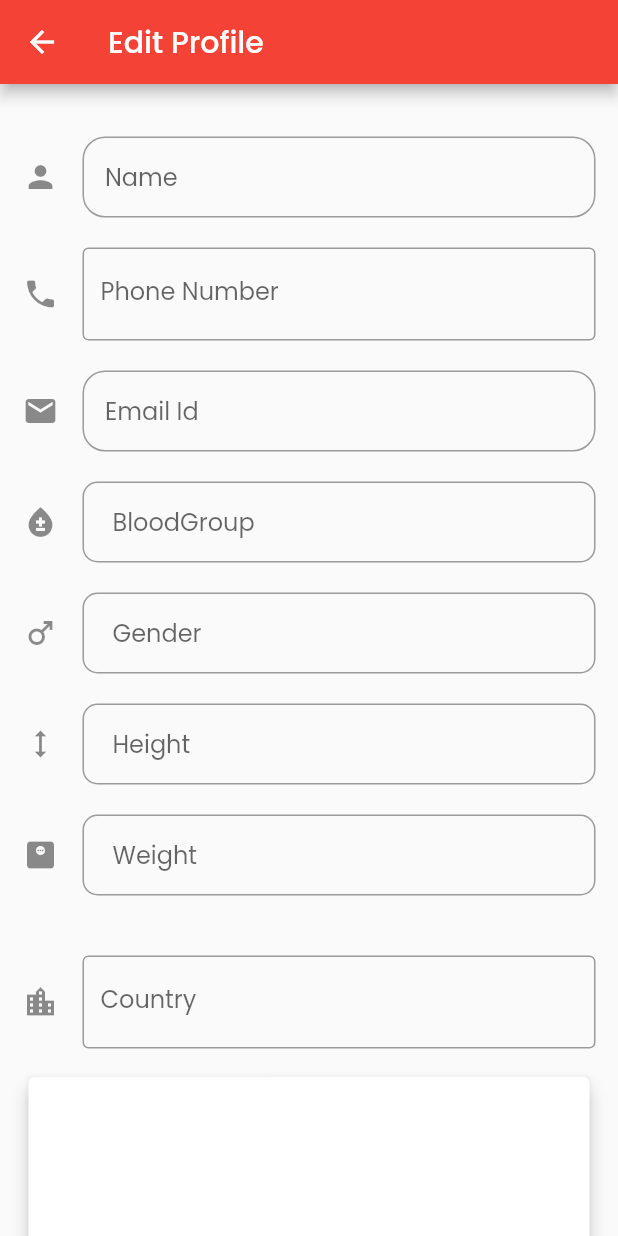
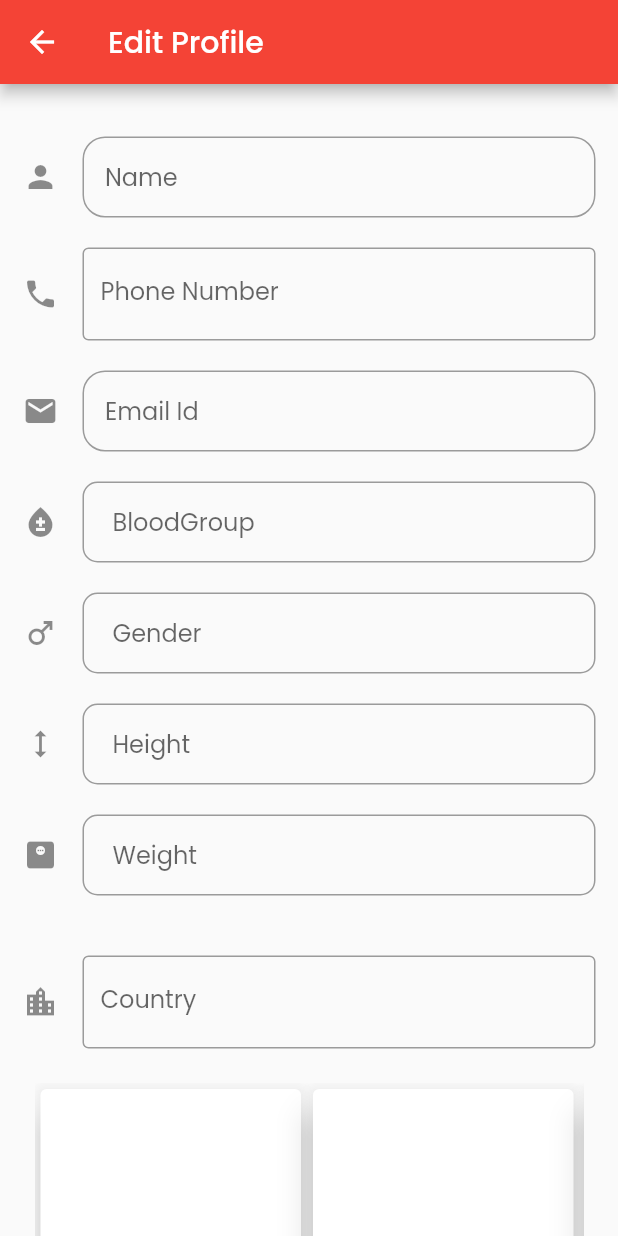
Before and after one commit to tnsmobilesolutions/tnshealth, a Flutter app: the EditProfile screen opened directly, on a phone screen of 412 x 824 dp. Run offline on Flutter 3.47's test engine with Material 2 defaults, Android fonts, the phone set to English and light mode, and no system bars; our stand-ins replace animated_splash_screen, cloud_firestore, firebase_auth, firebase_core, firebase_storage, google_fonts and 1 more; missing offline and left inert: healthshared; accounts and stored records are empty.

Commit message:
listview builder in profile page

```diff
--- a/lib/API/userAPI.dart
+++ b/lib/API/userAPI.dart
@@ -227,7 +227,7 @@ class userAPI {
     return null;
   }
 
-  // update adress
+// update userData
   Future<AppUser?> updateUserData(AppUser _appUser) async {
     var collection = FirebaseFirestore.instance.collection('users');
     String? docId = await getUserID();
--- a/lib/screen/Profile/editprofile.dart
+++ b/lib/screen/Profile/editprofile.dart
@@ -258,44 +258,56 @@ class _EditProfileState extends State<EditProfile> {
                   ),
                 ),
                 const SizedBox(height: 15),
-                Card(
-                  elevation: 5,
+                SizedBox(
+                  height: 260,
+                  width: 500,
+                  child: Padding(
+                    padding: const EdgeInsets.all(8.0),
+                    child: ListView.builder(
+                      scrollDirection: Axis.horizontal,
+                      itemCount: address?.length,
+                      itemBuilder: (context, index) {
+                        return GestureDetector(
+                          child: Card(
+                            elevation: 10,
                             child: Padding(
                               padding: const EdgeInsets.all(10),
                               child: Column(
                                 children: [
                                   Column(
-                          crossAxisAlignment: CrossAxisAlignment.start,
+                                    crossAxisAlignment:
+                                        CrossAxisAlignment.start,
                                     children: [
                                       Text(address != null
-                                ? 'Name : ${address![0]?.patientName}'
+                                          ? 'Name : ${address![index]?.patientName}'
                                           : ''),
                                       Text(address != null
-                                ? 'phone Number : ${address![0]?.phoneNumber}'
+                                          ? 'phone Number : ${address![index]?.phoneNumber}'
                                           : ''),
                                       Text(address != null
-                                ? 'City : ${address![0]?.city}'
+                                          ? 'City : ${address![index]?.city}'
                                           : ''),
                                       Text(address != null
-                                ? 'State : ${address![0]?.state}'
+                                          ? 'State : ${address![index]?.state}'
                                           : ''),
                                       Text(address != null
-                                ? 'Pincode : ${address![0]?.pincode}'
+                                          ? 'Pincode : ${address![index]?.pincode}'
                                           : ''),
                                       Text(address != null
-                                ? 'Address Type : ${address![0]?.addressType}'
+                                          ? 'Address Type : ${address![index]?.addressType}'
                                           : ''),
                                       Text(address != null
-                                ? 'Address ID : ${address![0]?.addressId}'
+                                          ? 'Address ID : ${address![index]?.addressId}'
                                           : ''),
                                       Text(address != null
-                                ? 'Address : ${address![0]?.addressLine1},'
-                                    '${address![0]?.addressLine2}'
+                                          ? 'Address : ${address![index]?.addressLine1},'
+                                              '${address![index]?.addressLine2}'
                                           : ''),
                                     ],
                                   ),
                                   Row(
-                          mainAxisAlignment: MainAxisAlignment.spaceEvenly,
+                                    mainAxisAlignment:
+                                        MainAxisAlignment.spaceEvenly,
                                     children: [
                                       ElevatedButton(
                                           onPressed: () {
@@ -319,8 +331,13 @@ class _EditProfileState extends State<EditProfile> {
                                           },
                                           child: const Text('Remove'))
                                     ],
-                        )
+                                  ),
                                 ],
+                              ),
+                            ),
+                          ),
+                        );
+                      },
                     ),
                   ),
                 ),
--- a/lib/screen/Profile/userAddress.dart
+++ b/lib/screen/Profile/userAddress.dart
@@ -247,9 +247,10 @@ class _UserAddressState extends State<UserAddress> {
                           pincode: int.tryParse(pincodecontroller.text),
                           state: statecontroller.text,
                         );
+
                         // widget.buttonText == 'Add'
                         userAPI().addNewAddress(address);
-                        // : userAPI().updateUserData(address);
+                        // : userAPI().updateAddressData(address);
 
                         ScaffoldMessenger.of(context).showSnackBar(
                             const SnackBar(
```
Also changed, not shown: lib/screen/Profile/profile.dart (+27 -15 lines). Lines whose indentation alone changed are shown as unchanged.
